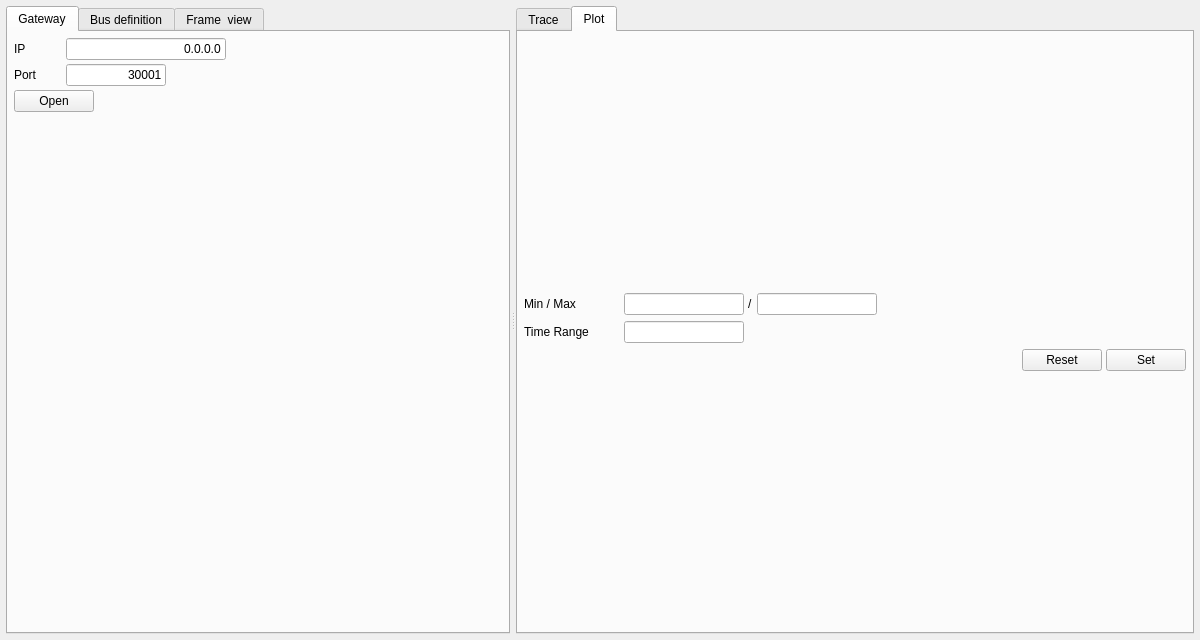
mwkpe/tincan, file ui/mainwindow.ui: the form before one commit.
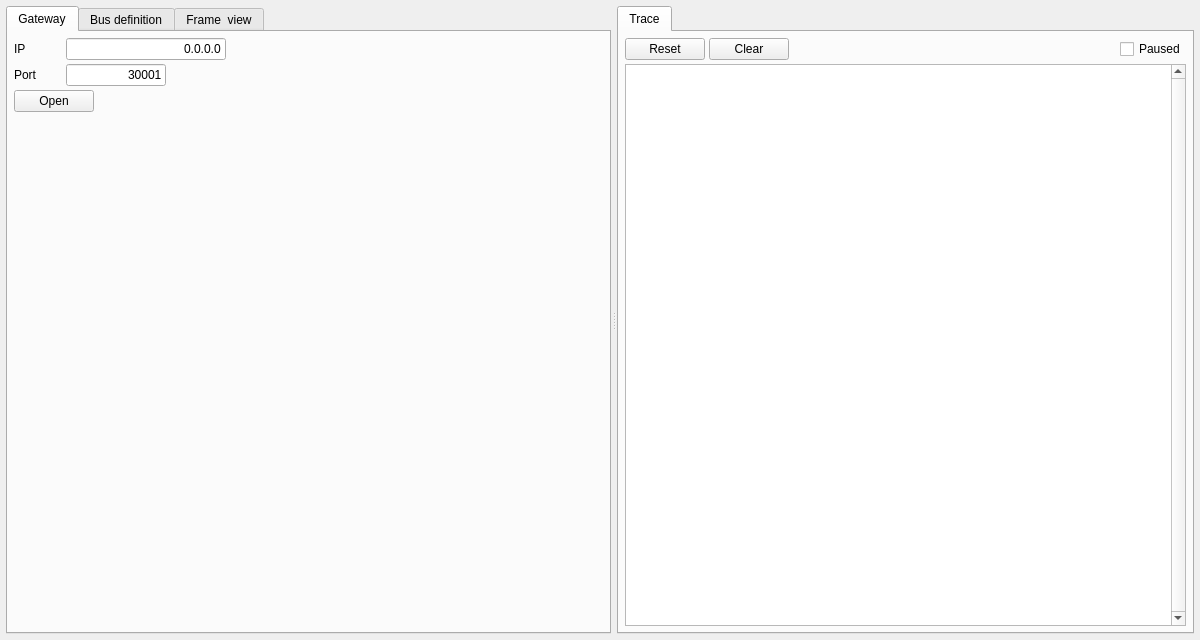
The form after the commit. The open tabs and pages were chosen to show the change.

Commit message: Remove not implemented dummy ui

```diff
--- a/ui/mainwindow.ui
+++ b/ui/mainwindow.ui
@@ -484,319 +484,6 @@
            </property>
           </widget>
          </item>
-         <item>
-          <layout class="QHBoxLayout" name="horizontalLayout_10">
-           <property name="spacing">
-            <number>4</number>
-           </property>
-           <item>
-            <widget class="QLabel" name="label_4">
-             <property name="text">
-              <string>Log file directory</string>
-             </property>
-            </widget>
-           </item>
-           <item>
-            <widget class="QLineEdit" name="lineEdit_4"/>
-           </item>
-           <item>
-            <widget class="QPushButton" name="pushSelectLogDirTrace">
-             <property name="text">
-              <string>Select</string>
-             </property>
-            </widget>
-           </item>
-          </layout>
-         </item>
-         <item>
-          <layout class="QHBoxLayout" name="horizontalLayout_11">
-           <property name="spacing">
-            <number>4</number>
-           </property>
-           <item>
-            <spacer name="horizontalSpacer_10">
-             <property name="orientation">
-              <enum>Qt::Horizontal</enum>
-             </property>
-             <property name="sizeHint" stdset="0">
-              <size>
-               <width>40</width>
-               <height>20</height>
-              </size>
-             </property>
-            </spacer>
-           </item>
-           <item>
-            <widget class="QRadioButton" name="radioLogTraceCsv">
-             <property name="text">
-              <string>CSV</string>
-             </property>
-             <property name="checked">
-              <bool>true</bool>
-             </property>
-            </widget>
-           </item>
-           <item>
-            <widget class="QRadioButton" name="radioLogTraceHtml">
-             <property name="text">
-              <string>HTML</string>
-             </property>
-            </widget>
-           </item>
-           <item>
-            <spacer name="horizontalSpacer_11">
-             <property name="orientation">
-              <enum>Qt::Horizontal</enum>
-             </property>
-             <property name="sizeType">
-              <enum>QSizePolicy::Fixed</enum>
-             </property>
-             <property name="sizeHint" stdset="0">
-              <size>
-               <width>20</width>
-               <height>20</height>
-              </size>
-             </property>
-            </spacer>
-           </item>
-           <item>
-            <widget class="QPushButton" name="pushStartStopLogTrace">
-             <property name="text">
-              <string>Start Log</string>
-             </property>
-            </widget>
-           </item>
-          </layout>
-         </item>
-        </layout>
-       </widget>
-       <widget class="QWidget" name="tabPlot">
-        <attribute name="title">
-         <string>Plot</string>
-        </attribute>
-        <layout class="QVBoxLayout" name="verticalChartLayout">
-         <property name="spacing">
-          <number>4</number>
-         </property>
-         <property name="leftMargin">
-          <number>6</number>
-         </property>
-         <property name="topMargin">
-          <number>6</number>
-         </property>
-         <property name="rightMargin">
-          <number>6</number>
-         </property>
-         <property name="bottomMargin">
-          <number>6</number>
-         </property>
-         <item>
-          <layout class="QVBoxLayout" name="verticalLayout_5">
-           <property name="spacing">
-            <number>6</number>
-           </property>
-           <property name="leftMargin">
-            <number>0</number>
-           </property>
-           <property name="topMargin">
-            <number>0</number>
-           </property>
-           <property name="rightMargin">
-            <number>0</number>
-           </property>
-           <property name="bottomMargin">
-            <number>0</number>
-           </property>
-           <item>
-            <layout class="QHBoxLayout" name="horizontalLayout_3">
-             <property name="spacing">
-              <number>4</number>
-             </property>
-             <item>
-              <widget class="QLabel" name="label">
-               <property name="minimumSize">
-                <size>
-                 <width>96</width>
-                 <height>0</height>
-                </size>
-               </property>
-               <property name="maximumSize">
-                <size>
-                 <width>80</width>
-                 <height>16777215</height>
-                </size>
-               </property>
-               <property name="text">
-                <string>Min / Max</string>
-               </property>
-              </widget>
-             </item>
-             <item>
-              <widget class="QLineEdit" name="lineEdit">
-               <property name="minimumSize">
-                <size>
-                 <width>120</width>
-                 <height>0</height>
-                </size>
-               </property>
-               <property name="maximumSize">
-                <size>
-                 <width>120</width>
-                 <height>16777215</height>
-                </size>
-               </property>
-               <property name="alignment">
-                <set>Qt::AlignRight|Qt::AlignTrailing|Qt::AlignVCenter</set>
-               </property>
-              </widget>
-             </item>
-             <item>
-              <widget class="QLabel" name="label_3">
-               <property name="text">
-                <string>/</string>
-               </property>
-              </widget>
-             </item>
-             <item>
-              <widget class="QLineEdit" name="lineEdit_2">
-               <property name="minimumSize">
-                <size>
-                 <width>120</width>
-                 <height>0</height>
-                </size>
-               </property>
-               <property name="maximumSize">
-                <size>
-                 <width>120</width>
-                 <height>16777215</height>
-                </size>
-               </property>
-               <property name="alignment">
-                <set>Qt::AlignRight|Qt::AlignTrailing|Qt::AlignVCenter</set>
-               </property>
-              </widget>
-             </item>
-             <item>
-              <spacer name="horizontalSpacer_7">
-               <property name="orientation">
-                <enum>Qt::Horizontal</enum>
-               </property>
-               <property name="sizeHint" stdset="0">
-                <size>
-                 <width>40</width>
-                 <height>20</height>
-                </size>
-               </property>
-              </spacer>
-             </item>
-            </layout>
-           </item>
-           <item>
-            <layout class="QHBoxLayout" name="horizontalLayout_4">
-             <property name="spacing">
-              <number>4</number>
-             </property>
-             <item>
-              <widget class="QLabel" name="label_2">
-               <property name="minimumSize">
-                <size>
-                 <width>96</width>
-                 <height>0</height>
-                </size>
-               </property>
-               <property name="maximumSize">
-                <size>
-                 <width>80</width>
-                 <height>16777215</height>
-                </size>
-               </property>
-               <property name="text">
-                <string>Time Range</string>
-               </property>
-              </widget>
-             </item>
-             <item>
-              <widget class="QLineEdit" name="lineEdit_3">
-               <property name="minimumSize">
-                <size>
-                 <width>120</width>
-                 <height>0</height>
-                </size>
-               </property>
-               <property name="maximumSize">
-                <size>
-                 <width>120</width>
-                 <height>16777215</height>
-                </size>
-               </property>
-               <property name="alignment">
-                <set>Qt::AlignRight|Qt::AlignTrailing|Qt::AlignVCenter</set>
-               </property>
-              </widget>
-             </item>
-             <item>
-              <spacer name="horizontalSpacer_6">
-               <property name="orientation">
-                <enum>Qt::Horizontal</enum>
-               </property>
-               <property name="sizeHint" stdset="0">
-                <size>
-                 <width>40</width>
-                 <height>20</height>
-                </size>
-               </property>
-              </spacer>
-             </item>
-            </layout>
-           </item>
-           <item>
-            <layout class="QHBoxLayout" name="horizontalLayout_2">
-             <property name="spacing">
-              <number>4</number>
-             </property>
-             <property name="leftMargin">
-              <number>0</number>
-             </property>
-             <property name="topMargin">
-              <number>0</number>
-             </property>
-             <property name="rightMargin">
-              <number>0</number>
-             </property>
-             <property name="bottomMargin">
-              <number>0</number>
-             </property>
-             <item>
-              <spacer name="horizontalSpacer_4">
-               <property name="orientation">
-                <enum>Qt::Horizontal</enum>
-               </property>
-               <property name="sizeHint" stdset="0">
-                <size>
-                 <width>40</width>
-                 <height>20</height>
-                </size>
-               </property>
-              </spacer>
-             </item>
-             <item>
-              <widget class="QPushButton" name="pushButton">
-               <property name="text">
-                <string>Reset</string>
-               </property>
-              </widget>
-             </item>
-             <item>
-              <widget class="QPushButton" name="pushButton_2">
-               <property name="text">
-                <string>Set</string>
-               </property>
-              </widget>
-             </item>
-            </layout>
-           </item>
-          </layout>
-         </item>
         </layout>
        </widget>
       </widget>
```
Left out of the diff: 2 changed lines with no effect on the pictures. The commit also changes 2 other files.
